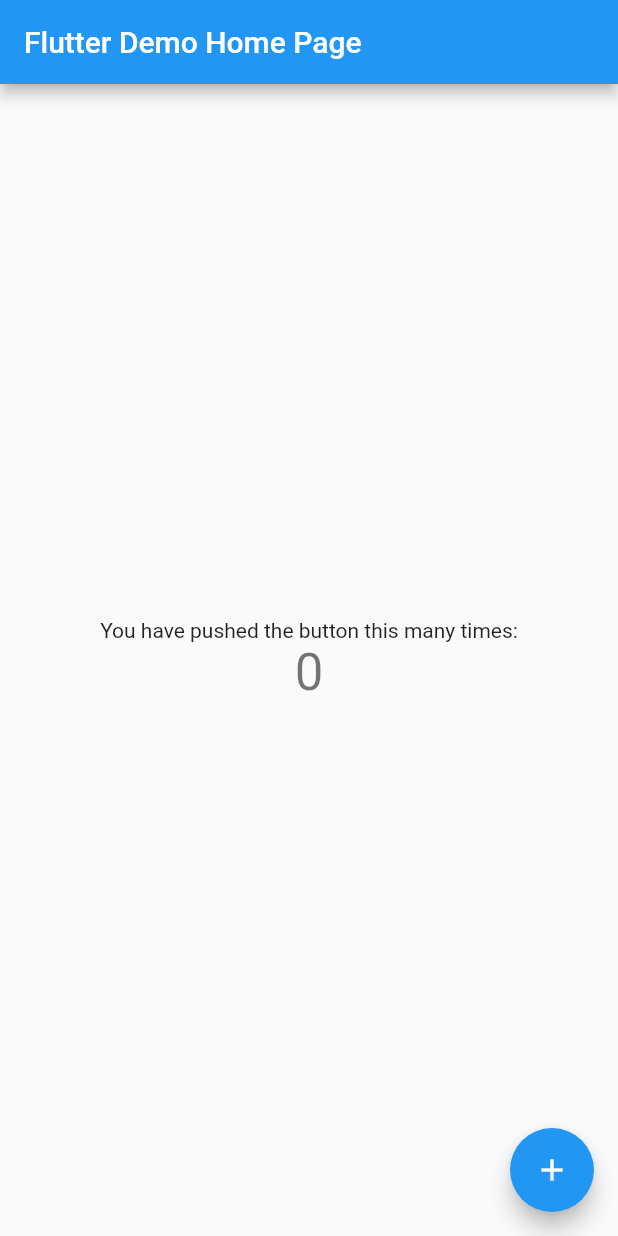
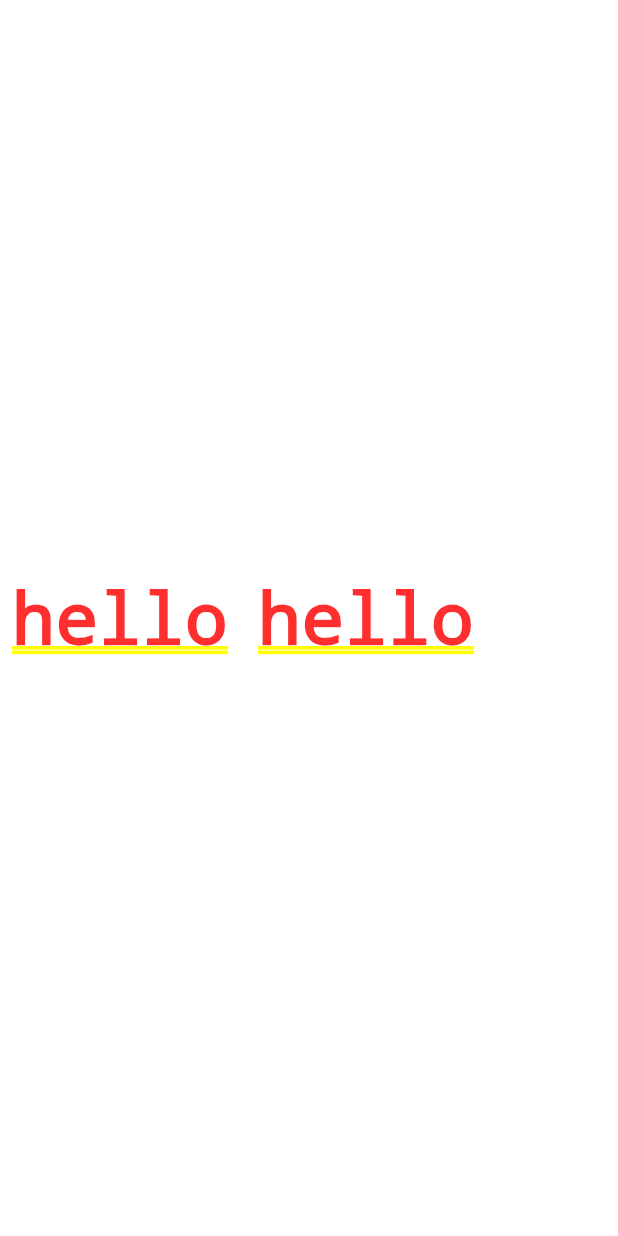
Before and after one commit to wonhopark89-dev/flutter_tictok_clone, a Flutter app: the screen it shows after launch, on a phone screen of 412 x 824 dp. Run offline on Flutter 3.47's test engine with Material 2 defaults, Android fonts, the phone set to English and light mode, and no system bars.

Commit message:
constants

```diff
--- /dev/null
+++ b/lib/constants/gaps.dart
@@ -0,0 +1,67 @@
+import 'package:flutter/material.dart';
+import 'package:flutter_tictok_clone/constants/sizes.dart';
+
+class Gaps {
+  // Vertical Gaps
+  static const v1 = SizedBox(height: Sizes.size1);
+  static const v2 = SizedBox(height: Sizes.size2);
+  static const v3 = SizedBox(height: Sizes.size3);
+  static const v4 = SizedBox(height: Sizes.size4);
+  static const v5 = SizedBox(height: Sizes.size5);
+  static const v6 = SizedBox(height: Sizes.size6);
+  static const v7 = SizedBox(height: Sizes.size7);
+  static const v8 = SizedBox(height: Sizes.size8);
+  static const v9 = SizedBox(height: Sizes.size9);
+  static const v10 = SizedBox(height: Sizes.size10);
+  static const v11 = SizedBox(height: Sizes.size11);
+  static const v12 = SizedBox(height: Sizes.size12);
+  static const v14 = SizedBox(height: Sizes.size14);
+  static const v16 = SizedBox(height: Sizes.size16);
+  static const v20 = SizedBox(height: Sizes.size20);
+  static const v24 = SizedBox(height: Sizes.size24);
+  static const v28 = SizedBox(height: Sizes.size28);
+  static const v32 = SizedBox(height: Sizes.size32);
+  static const v36 = SizedBox(height: Sizes.size36);
+  static const v40 = SizedBox(height: Sizes.size40);
+  static const v44 = SizedBox(height: Sizes.size44);
+  static const v48 = SizedBox(height: Sizes.size48);
+  static const v52 = SizedBox(height: Sizes.size52);
+  static const v56 = SizedBox(height: Sizes.size56);
+  static const v60 = SizedBox(height: Sizes.size60);
+  static const v64 = SizedBox(height: Sizes.size64);
+  static const v72 = SizedBox(height: Sizes.size72);
+  static const v80 = SizedBox(height: Sizes.size80);
+  static const v96 = SizedBox(height: Sizes.size96);
+
+  // Horizontal Gaps
+
+  static const h1 = SizedBox(width: Sizes.size1);
+  static const h2 = SizedBox(width: Sizes.size2);
+  static const h3 = SizedBox(width: Sizes.size3);
+  static const h4 = SizedBox(width: Sizes.size4);
+  static const h5 = SizedBox(width: Sizes.size5);
+  static const h6 = SizedBox(width: Sizes.size6);
+  static const h7 = SizedBox(width: Sizes.size7);
+  static const h8 = SizedBox(width: Sizes.size8);
+  static const h9 = SizedBox(width: Sizes.size9);
+  static const h10 = SizedBox(width: Sizes.size10);
+  static const h11 = SizedBox(width: Sizes.size11);
+  static const h12 = SizedBox(width: Sizes.size12);
+  static const h14 = SizedBox(width: Sizes.size14);
+  static const h16 = SizedBox(width: Sizes.size16);
+  static const h20 = SizedBox(width: Sizes.size20);
+  static const h24 = SizedBox(width: Sizes.size24);
+  static const h28 = SizedBox(width: Sizes.size28);
+  static const h32 = SizedBox(width: Sizes.size32);
+  static const h36 = SizedBox(width: Sizes.size36);
+  static const h40 = SizedBox(width: Sizes.size40);
+  static const h44 = SizedBox(width: Sizes.size44);
+  static const h48 = SizedBox(width: Sizes.size48);
+  static const h52 = SizedBox(width: Sizes.size52);
+  static const h56 = SizedBox(width: Sizes.size56);
+  static const h60 = SizedBox(width: Sizes.size60);
+  static const h64 = SizedBox(width: Sizes.size64);
+  static const h72 = SizedBox(width: Sizes.size72);
+  static const h80 = SizedBox(width: Sizes.size80);
+  static const h96 = SizedBox(width: Sizes.size96);
+}
--- /dev/null
+++ b/lib/constants/sizes.dart
@@ -0,0 +1,31 @@
+class Sizes {
+  static const size1 = 1.0;
+  static const size2 = 2.0;
+  static const size3 = 3.0;
+  static const size4 = 4.0;
+  static const size5 = 5.0;
+  static const size6 = 6.0;
+  static const size7 = 7.0;
+  static const size8 = 8.0;
+  static const size9 = 9.0;
+  static const size10 = 10.0;
+  static const size11 = 11.0;
+  static const size12 = 12.0;
+  static const size14 = 14.0;
+  static const size16 = 16.0;
+  static const size20 = 20.0;
+  static const size24 = 24.0;
+  static const size28 = 28.0;
+  static const size32 = 32.0;
+  static const size36 = 36.0;
+  static const size40 = 40.0;
+  static const size44 = 44.0;
+  static const size48 = 48.0;
+  static const size52 = 52.0;
+  static const size56 = 56.0;
+  static const size60 = 60.0;
+  static const size64 = 64.0;
+  static const size72 = 72.0;
+  static const size80 = 80.0;
+  static const size96 = 96.0;
+}
--- a/lib/main.dart
+++ b/lib/main.dart
@@ -1,115 +1,34 @@
 import 'package:flutter/material.dart';
+import 'package:flutter_tictok_clone/constants/gaps.dart';
+import 'package:flutter_tictok_clone/constants/sizes.dart';
 
 void main() {
-  runApp(const MyApp());
+  runApp(const TictokApp());
 }
 
-class MyApp extends StatelessWidget {
-  const MyApp({super.key});
+class TictokApp extends StatelessWidget {
+  const TictokApp({super.key});
 
   // This widget is the root of your application.
   @override
   Widget build(BuildContext context) {
     return MaterialApp(
-      title: 'Flutter Demo',
+      title: 'Tictok Clone',
       theme: ThemeData(
-        // This is the theme of your application.
-        //
-        // Try running your application with "flutter run". You'll see the
-        // application has a blue toolbar. Then, without quitting the app, try
-        // changing the primarySwatch below to Colors.green and then invoke
-        // "hot reload" (press "r" in the console where you ran "flutter run",
-        // or simply save your changes to "hot reload" in a Flutter IDE).
-        // Notice that the counter didn't reset back to zero; the application
-        // is not restarted.
-        primarySwatch: Colors.blue,
+        primaryColor: const Color(0xFFE9435A),
       ),
-      home: const MyHomePage(title: 'Flutter Demo Home Page'),
+      home: Padding(
+        padding: const EdgeInsets.all(Sizes.size8),
+        child: Container(
+          child: Row(
+            children: const [
+              Text('hello'),
+              Gaps.h20,
+              Text('hello'),
+            ],
+          ),
+        ),
+      ),
     );
   }
 }
-
-class MyHomePage extends StatefulWidget {
-  const MyHomePage({super.key, required this.title});
-
-  // This widget is the home page of your application. It is stateful, meaning
-  // that it has a State object (defined below) that contains fields that affect
-  // how it looks.
-
-  // This class is the configuration for the state. It holds the values (in this
-  // case the title) provided by the parent (in this case the App widget) and
-  // used by the build method of the State. Fields in a Widget subclass are
-  // always marked "final".
-
-  final String title;
-
-  @override
-  State<MyHomePage> createState() => _MyHomePageState();
-}
-
-class _MyHomePageState extends State<MyHomePage> {
-  int _counter = 0;
-
-  void _incrementCounter() {
-    setState(() {
-      // This call to setState tells the Flutter framework that something has
-      // changed in this State, which causes it to rerun the build method below
-      // so that the display can reflect the updated values. If we changed
-      // _counter without calling setState(), then the build method would not be
-      // called again, and so nothing would appear to happen.
-      _counter++;
-    });
-  }
-
-  @override
-  Widget build(BuildContext context) {
-    // This method is rerun every time setState is called, for instance as done
-    // by the _incrementCounter method above.
-    //
-    // The Flutter framework has been optimized to make rerunning build methods
-    // fast, so that you can just rebuild anything that needs updating rather
-    // than having to individually change instances of widgets.
-    return Scaffold(
-      appBar: AppBar(
-        // Here we take the value from the MyHomePage object that was created by
-        // the App.build method, and use it to set our appbar title.
-        title: Text(widget.title),
-      ),
-      body: Center(
-        // Center is a layout widget. It takes a single child and positions it
-        // in the middle of the parent.
-        child: Column(
-          // Column is also a layout widget. It takes a list of children and
-          // arranges them vertically. By default, it sizes itself to fit its
-          // children horizontally, and tries to be as tall as its parent.
-          //
-          // Invoke "debug painting" (press "p" in the console, choose the
-          // "Toggle Debug Paint" action from the Flutter Inspector in Android
-          // Studio, or the "Toggle Debug Paint" command in Visual Studio Code)
-          // to see the wireframe for each widget.
-          //
-          // Column has various properties to control how it sizes itself and
-          // how it positions its children. Here we use mainAxisAlignment to
-          // center the children vertically; the main axis here is the vertical
-          // axis because Columns are vertical (the cross axis would be
-          // horizontal).
-          mainAxisAlignment: MainAxisAlignment.center,
-          children: <Widget>[
-            const Text(
-              'You have pushed the button this many times:',
-            ),
-            Text(
-              '$_counter',
-              style: Theme.of(context).textTheme.headline4,
-            ),
-          ],
-        ),
-      ),
-      floatingActionButton: FloatingActionButton(
-        onPressed: _incrementCounter,
-        tooltip: 'Increment',
-        child: const Icon(Icons.add),
-      ), // This trailing comma makes auto-formatting nicer for build methods.
-    );
-  }
-}
```
Also changed, not shown: 1 other file.
